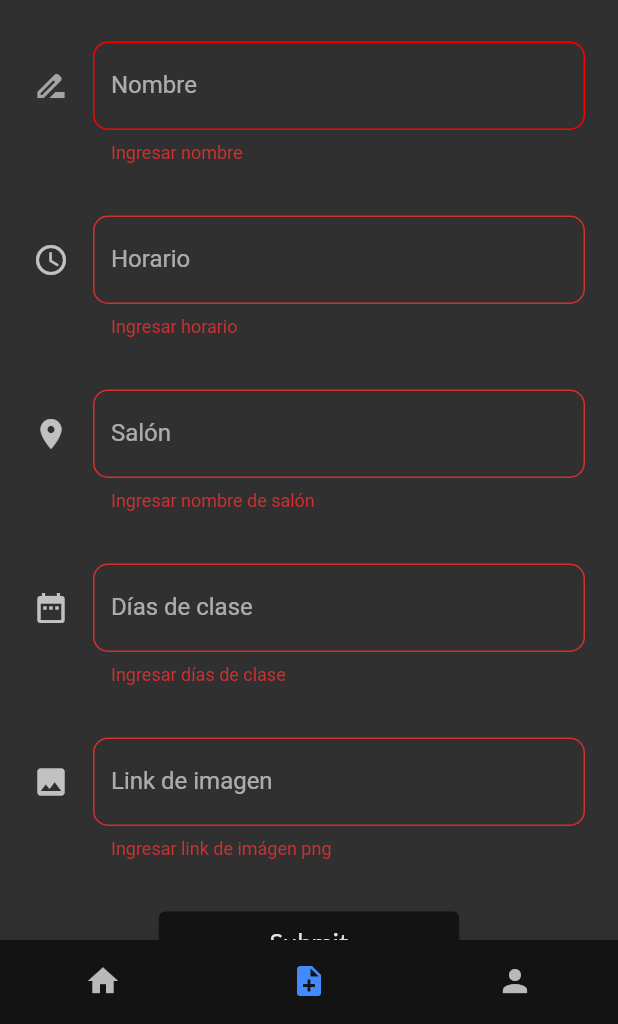
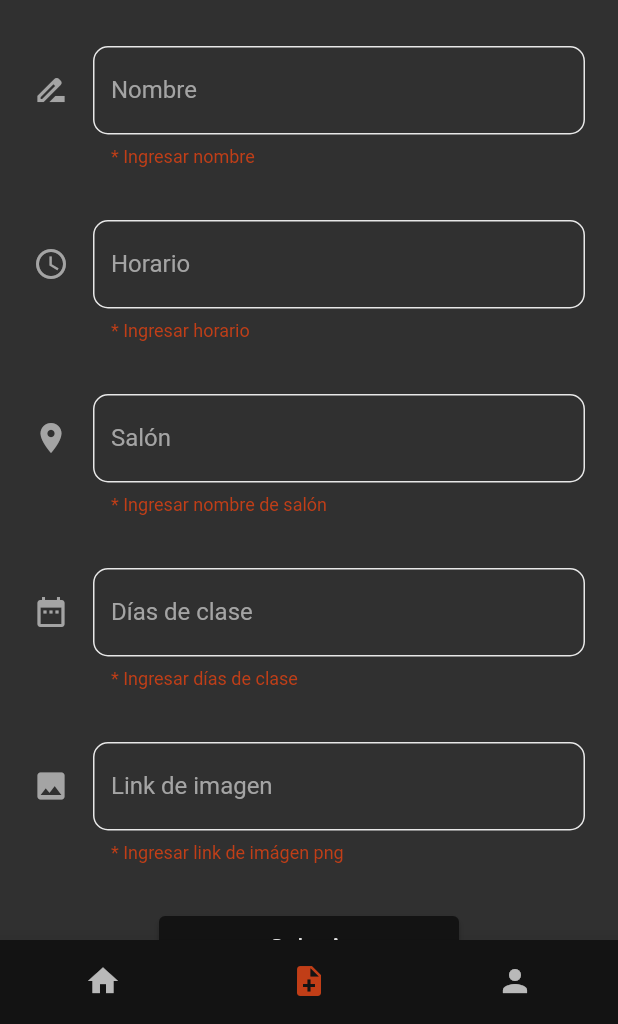
Before and after one commit to FrancoGL20/Calendario-escolar-flutter, a Flutter app: the screen it shows once a user with an empty profile is signed in, item 2 of the bottom bar chosen, after a tap on "Submit", on a phone screen of 412 x 824 dp, the part 212-1236 px from its top. Run offline on Flutter 3.47's test engine with Material 2 defaults, Android fonts, the phone set to English and light mode, and no system bars; our stand-ins replace firebase_auth, firebase_core; accounts and stored records are empty; network calls fail.

Commit message:
funcionalidad subir materia

```diff
--- a/lib/common_widgets/colors.dart
+++ b/lib/common_widgets/colors.dart
@@ -10,7 +10,7 @@ class ColorsF {
 
       case "primario":
         {
-          return Colors.blueAccent;
+          return const Color.fromARGB(255, 193, 62, 23);
           // return  Color.fromARGB(255, 255, 128, 3);
         }
 
--- /dev/null
+++ b/lib/common_widgets/decoration_of_text_form_field.dart
@@ -0,0 +1,34 @@
+import 'package:flutter/material.dart';
+import 'colors.dart';
+
+final decorationForTextFormFields = InputDecoration(
+  labelText: "***",
+  hintText: "***",
+  icon: Icon(Icons.close, color: ColorsF().escoger("gris")),
+
+  // color de texto pista (placerholder)
+  hintStyle: TextStyle(color: ColorsF().escoger("gris")),
+  // color de texto de error
+  errorStyle: TextStyle(color: ColorsF().escoger("primario")),
+  // color de nombre de textField
+  labelStyle: TextStyle(color: ColorsF().escoger("gris")),
+  // texto flotante arriba a la izquierda
+  floatingLabelStyle: TextStyle(color: ColorsF().escoger("gris")),
+
+  // color por defecto sin enfoque
+  enabledBorder: OutlineInputBorder(
+      borderSide: BorderSide(color: ColorsF().escoger("blanco"), width: 1.0),
+      borderRadius: BorderRadius.circular(10.0)),
+  // color estando enfocado
+  focusedBorder: OutlineInputBorder(
+      borderSide: BorderSide(color: ColorsF().escoger("primario"), width: 1.0),
+      borderRadius: BorderRadius.circular(10.0)),
+  // color de error
+  errorBorder: OutlineInputBorder(
+      borderSide: BorderSide(color: ColorsF().escoger("blanco"), width: 1.0),
+      borderRadius: BorderRadius.circular(10.0)),
+  // color de error al estar enfocado
+  focusedErrorBorder: OutlineInputBorder(
+      borderSide: BorderSide(color: ColorsF().escoger("blanco"), width: 1.0),
+      borderRadius: BorderRadius.circular(10.0)),
+);
--- a/lib/pages/classes/class_create.dart
+++ b/lib/pages/classes/class_create.dart
@@ -1,6 +1,9 @@
 import 'package:calendario_escolar/common_widgets/colors.dart';
+import 'package:calendario_escolar/services/operations.dart';
 import 'package:flutter/material.dart';
 import '../app_bar.dart';
+import 'class.dart';
+import '../../common_widgets/decoration_of_text_form_field.dart';
 
 class CreateCl extends StatefulWidget {
   const CreateCl({super.key});
@@ -10,33 +13,14 @@ class CreateCl extends StatefulWidget {
 }
 
 class _CreateClState extends State<CreateCl> {
+  Class classToUpload = Class("", "", "", "", "");
   final _formKey = GlobalKey<FormState>();
-  final decorationForTextFields = InputDecoration(
-      labelText: "Nombre",
-      hintText: "Clase X",
-      icon: Icon(Icons.drive_file_rename_outline,color: ColorsF().escoger("gris")),
 
-      hintStyle: TextStyle(
-        color: ColorsF().escoger("gris")
-      ),
-      enabledBorder: OutlineInputBorder(
-        borderSide: const BorderSide(color: Color.fromARGB(255, 119, 255, 123),width: 1.0),
-        borderRadius: BorderRadius.circular(10.0)
-      ),
-      focusedBorder: OutlineInputBorder(
-        borderSide: const BorderSide(color: Color.fromARGB(255, 175, 160, 76),width: 1.0),
-        borderRadius: BorderRadius.circular(10.0)
-      ),
-      errorBorder: OutlineInputBorder(
-        borderSide: const BorderSide(color: Color.fromARGB(255, 254, 0, 0),width: 1.0),
-        borderRadius: BorderRadius.circular(10.0)
-      ),
-      focusedErrorBorder: OutlineInputBorder(
-        borderSide: const BorderSide(color: Color.fromARGB(255, 217, 0, 255),width: 1.0),
-        borderRadius: BorderRadius.circular(10.0)
-      ),
-
-  );
+  TextEditingController classImageController = TextEditingController();
+  TextEditingController nameController = TextEditingController();
+  TextEditingController scheduleController = TextEditingController();
+  TextEditingController classroomController = TextEditingController();
+  TextEditingController daysController = TextEditingController();
 
   @override
   Widget build(BuildContext context) {
@@ -58,93 +42,90 @@ class _CreateClState extends State<CreateCl> {
                     style: TextStyle(fontSize: 40.0, fontFamily: 'Lato'),
                   ),
                   const SizedBox(
-                    height: 28,
+                    height: 31,
                   ),
                   TextFormField(
-                    decoration: decorationForTextFields,
+                      controller: nameController,
+                      decoration: decorationForTextFormFields.copyWith(
+                        labelText: "Nombre",
+                        hintText: "Clase X",
+                        icon: Icon(Icons.drive_file_rename_outline,
+                            color: ColorsF().escoger("gris")),
+                      ),
                       validator: ((value) {
                         if (value!.isEmpty) {
-                        return 'Ingresar nombre';
+                          return '* Ingresar nombre';
                         }
                         return null;
-                    }),
-                  ),
+                      })),
                   const SizedBox(
                     height: 35,
                   ),
                   TextFormField(
-                    decoration: const InputDecoration(
+                      controller: scheduleController,
+                      decoration: decorationForTextFormFields.copyWith(
                         labelText: "Horario",
                         hintText: "Inicio - Fin",
-                      border: OutlineInputBorder(
-                          borderRadius:
-                              BorderRadius.all(Radius.circular(10.0))),
-                      icon: Icon(Icons.schedule),
+                        icon: Icon(Icons.schedule,
+                            color: ColorsF().escoger("gris")),
                       ),
                       validator: ((value) {
                         if (value!.isEmpty) {
-                        return 'Ingresar horario';
+                          return '* Ingresar horario';
                         }
                         return null;
-                    }),
-                  ),
+                      })),
                   const SizedBox(
                     height: 35,
                   ),
                   TextFormField(
-                    decoration: const InputDecoration(
+                      controller: classroomController,
+                      decoration: decorationForTextFormFields.copyWith(
                         labelText: "Salón",
                         hintText: "Edificio-Salon",
-                      border: OutlineInputBorder(
-                          borderRadius:
-                              BorderRadius.all(Radius.circular(10.0))),
-                      icon: Icon(Icons.location_on),
+                        icon: Icon(Icons.location_on,
+                            color: ColorsF().escoger("gris")),
                       ),
                       validator: ((value) {
                         if (value!.isEmpty) {
-                        return 'Ingresar nombre de salón';
+                          return '* Ingresar nombre de salón';
                         }
                         return null;
-                    }),
-                  ),
+                      })),
                   const SizedBox(
                     height: 35,
                   ),
                   TextFormField(
-                    decoration: const InputDecoration(
+                      controller: daysController,
+                      decoration: decorationForTextFormFields.copyWith(
                         labelText: "Días de clase",
                         hintText: "Dia 1, Dia 2",
-                      border: OutlineInputBorder(
-                          borderRadius:
-                              BorderRadius.all(Radius.circular(10.0))),
-                      icon: Icon(Icons.date_range),
+                        icon: Icon(Icons.date_range,
+                            color: ColorsF().escoger("gris")),
                       ),
                       validator: ((value) {
                         if (value!.isEmpty) {
-                        return 'Ingresar días de clase';
+                          return '* Ingresar días de clase';
                         }
                         return null;
-                    }),
-                  ),
+                      })),
                   const SizedBox(
                     height: 35,
                   ),
                   TextFormField(
-                    decoration: const InputDecoration(
+                      controller: classImageController,
+                      decoration: decorationForTextFormFields.copyWith(
                         labelText: "Link de imagen",
                         hintText: "http://dominio/nombre.png",
-                      border: OutlineInputBorder(
-                          borderRadius:
-                              BorderRadius.all(Radius.circular(10.0))),
-                      icon: Icon(Icons.image),
+                        icon:
+                            Icon(Icons.image, color: ColorsF().escoger("gris")),
                       ),
                       validator: ((value) {
                         if (value!.isEmpty) {
-                        return 'Ingresar link de imágen png';
+                          return '* Ingresar link de imágen png';
                         }
                         return null;
-                    }),
-                  ),
+                      })),
                   const SizedBox(
                     height: 35,
                   ),
@@ -161,15 +142,47 @@ class _CreateClState extends State<CreateCl> {
                         ),
                         onPressed: () {
                           if (_formKey.currentState!.validate()) {
-                            // If the form is valid, display a Snackbar.
                             ScaffoldMessenger.of(context).showSnackBar(SnackBar(
-                              content: const Text(
+                              duration: Duration(milliseconds: 500),
+                              content: Text(
                                 'Creando materia ...',
                                 style: TextStyle(
-                                    fontFamily: 'Lato', fontSize: 20.0),
+                                    fontFamily: 'Lato',
+                                    fontSize: 18.0,
+                                    fontWeight: FontWeight.bold,
+                                    color: ColorsF().escoger("blanco")),
                               ),
-                              backgroundColor: ColorsF().escoger("primario"),
+                              backgroundColor: ColorsF().escoger("negro"),
                             ));
+                            classToUpload.classImage =
+                                classImageController.text;
+                            classToUpload.name = nameController.text;
+                            classToUpload.schedule = scheduleController.text;
+                            classToUpload.classroom = classroomController.text;
+                            classToUpload.days = daysController.text;
+                            print(classToUpload.printObject());
+
+                            uploadClass(
+                              classToUpload.classImage,
+                              classToUpload.name,
+                              classToUpload.schedule,
+                              classToUpload.classroom,
+                              classToUpload.days
+                            ).then((value) =>
+                              ScaffoldMessenger.of(context).showSnackBar(SnackBar(
+                                content: Text(
+                                  'Materia creada correctamente',
+                                  style: TextStyle(
+                                      fontFamily: 'Lato',
+                                      fontSize: 18.0,
+                                      fontWeight: FontWeight.bold,
+                                      color: ColorsF().escoger("blanco")),
+                                ),
+                                backgroundColor:
+                                    ColorsF().escoger("negro"),
+                              ))
+                            );
+                            classImageController.clear();
                           }
                         },
                       )),
--- a/lib/pages/home_page.dart
+++ b/lib/pages/home_page.dart
@@ -10,17 +10,20 @@ import '../pages/app_bar.dart';
 class HomePage extends StatelessWidget {
   const HomePage({Key? key}) : super(key: key);
 
-  Widget _buildListOfHomeworks(UserModel user, BuildContext context) {
-    Future<List<Homework>> homeworks=fetchHomework();
+  Widget _buildListOfClasss(UserModel user, BuildContext context) {
+    Future<List<Class>> Classs = fetchClass();
     Key k = Key("");
     return Center(
-      child: FutureBuilder<List<Homework>>(
-        future: homeworks,
+      child: FutureBuilder<List<Class>>(
+        future: Classs,
         builder: (context, snapshot) {
           if (snapshot.hasError) print(snapshot.error);
           return snapshot.hasData
-              ? HomeworkList(items: snapshot.data!, key: k)
-              : Center(child: CircularProgressIndicator(color: ColorsF().escoger("primario"),));
+              ? ClassList(items: snapshot.data!, key: k)
+              : Center(
+                  child: CircularProgressIndicator(
+                  color: ColorsF().escoger("primario"),
+                ));
         },
       ),
     );
@@ -32,8 +35,8 @@ class HomePage extends StatelessWidget {
     final user = Provider.of<UserModel>(context, listen: false);
     return Scaffold(
       // barra superior de la aplicación
-      appBar: AppBarF.crearAppBar(context,"Lista de materias"),
-      body: _buildListOfHomeworks(user, context),
+      appBar: AppBarF.crearAppBar(context, "Lista de materias"),
+      body: _buildListOfClasss(user, context),
     );
   }
 }
```
Also changed, not shown: lib/pages/classes/class.dart (+20 -11 lines), lib/pages/classes/class_item.dart (+18 -16 lines), lib/pages/classes/class_list.dart (+5 -5 lines), lib/services/operations.dart (+27 -19 lines). Lines whose indentation alone changed are shown as unchanged.
